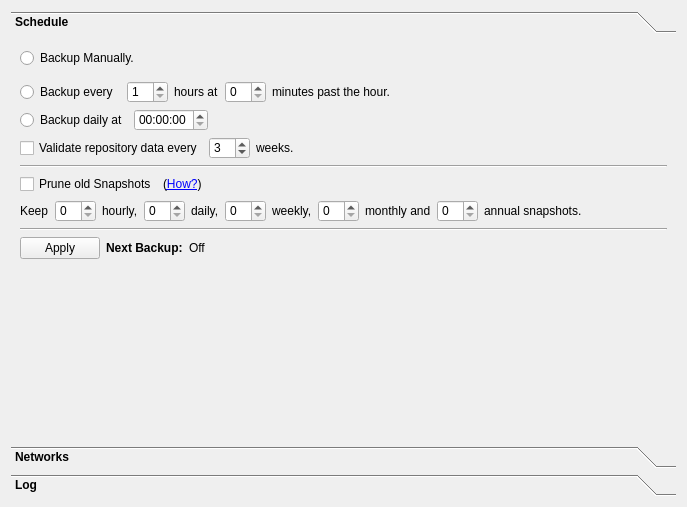
This is src/vorta/assets/UI/scheduletab.ui in borgbase/vorta as Qt 5 draws it before an edit. The edited form follows.
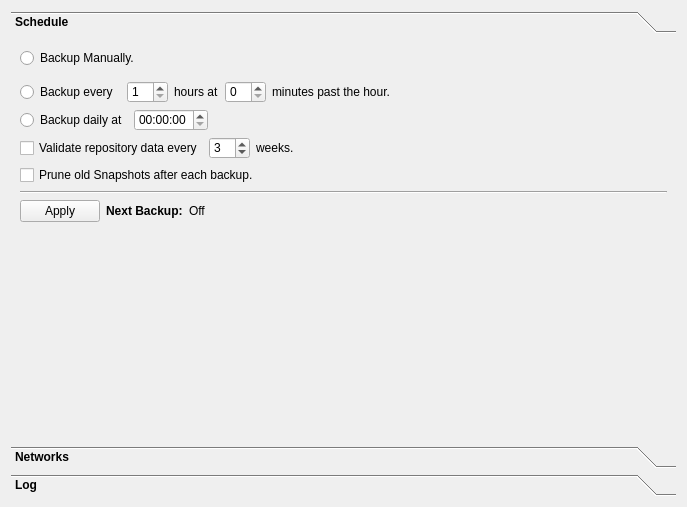
This is the edited form. Icons and pictures are not drawn.

Commit message: Implement prune and list commands. Refactor BorgThread package.

```diff
--- a/src/vorta/assets/UI/scheduletab.ui
+++ b/src/vorta/assets/UI/scheduletab.ui
@@ -230,13 +230,6 @@
          </item>
         </layout>
        </item>
-       <item>
-        <widget class="Line" name="line">
-         <property name="orientation">
-          <enum>Qt::Horizontal</enum>
-         </property>
-        </widget>
-       </item>
        <item>
         <layout class="QHBoxLayout" name="horizontalLayout_8">
          <property name="topMargin">
@@ -245,14 +238,7 @@
          <item>
           <widget class="QCheckBox" name="pruneCheckBox">
            <property name="text">
-            <string>Prune old Snapshots</string>
-           </property>
-          </widget>
-         </item>
-         <item>
-          <widget class="QLabel" name="label_11">
-           <property name="text">
-            <string>&lt;html&gt;&lt;head/&gt;&lt;body&gt;&lt;p&gt;(&lt;a href=&quot;https://borgbackup.readthedocs.io/en/stable/usage.html#borg-prune&quot;&gt;&lt;span style=&quot; text-decoration: underline; color:#0000ff;&quot;&gt;How?&lt;/span&gt;&lt;/a&gt;)&lt;/p&gt;&lt;/body&gt;&lt;/html&gt;</string>
+            <string>Prune old Snapshots after each backup.</string>
            </property>
           </widget>
          </item>
@@ -271,83 +257,6 @@
          </item>
         </layout>
        </item>
-       <item>
-        <layout class="QHBoxLayout" name="horizontalLayout_7">
-         <property name="topMargin">
-          <number>0</number>
-         </property>
-         <item>
-          <widget class="QLabel" name="label_12">
-           <property name="text">
-            <string>Keep</string>
-           </property>
-          </widget>
-         </item>
-         <item>
-          <widget class="QSpinBox" name="prune_hour"/>
-         </item>
-         <item>
-          <widget class="QLabel" name="label_6">
-           <property name="text">
-            <string>hourly,</string>
-           </property>
-          </widget>
-         </item>
-         <item>
-          <widget class="QSpinBox" name="prune_day"/>
-         </item>
-         <item>
-          <widget class="QLabel" name="label_7">
-           <property name="text">
-            <string>daily,</string>
-           </property>
-          </widget>
-         </item>
-         <item>
-          <widget class="QSpinBox" name="prune_week"/>
-         </item>
-         <item>
-          <widget class="QLabel" name="label_8">
-           <property name="text">
-            <string>weekly,</string>
-           </property>
-          </widget>
-         </item>
-         <item>
-          <widget class="QSpinBox" name="prune_month"/>
-         </item>
-         <item>
-          <widget class="QLabel" name="label_9">
-           <property name="text">
-            <string>monthly and</string>
-           </property>
-          </widget>
-         </item>
-         <item>
-          <widget class="QSpinBox" name="prune_year"/>
-         </item>
-         <item>
-          <widget class="QLabel" name="label_10">
-           <property name="text">
-            <string>annual snapshots.</string>
-           </property>
-          </widget>
-         </item>
-         <item>
-          <spacer name="horizontalSpacer_5">
-           <property name="orientation">
-            <enum>Qt::Horizontal</enum>
-           </property>
-           <property name="sizeHint" stdset="0">
-            <size>
-             <width>40</width>
-             <height>20</height>
-            </size>
-           </property>
-          </spacer>
-         </item>
-        </layout>
-       </item>
        <item>
         <widget class="Line" name="line_2">
          <property name="orientation">
```
Left out of the diff: 8 changed lines with no effect on the pictures. The commit also changes 19 other files.
